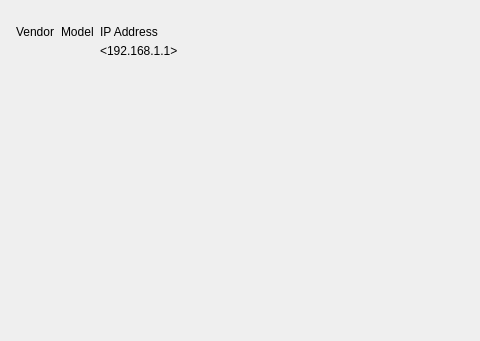
Before: the Qt Designer form client/nx_client_desktop/src/nx/client/desktop/resource_properties/camera/widgets/camera_info_widget.ui in networkoptix/nx_open, drawn with Qt 5; both pictures show x 0 to 480 and y 0 to 341 of the 1107 by 341 pixel window.
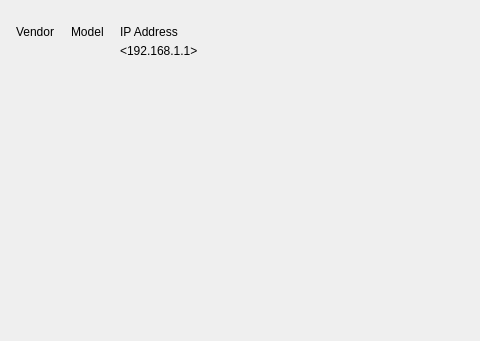
After: the same form once the commit is applied. Custom widgets are drawn as their Qt base class.

Commit message:
VMS-7661: New camera settings - increased spacing between Vendor, Model & IP columns
<==== Mercurial data ====>
Branch: vms

```diff
--- a/client/nx_client_desktop/src/nx/client/desktop/resource_properties/camera/widgets/camera_info_widget.ui
+++ b/client/nx_client_desktop/src/nx/client/desktop/resource_properties/camera/widgets/camera_info_widget.ui
@@ -45,6 +45,9 @@
        <property name="bottomMargin">
         <number>0</number>
        </property>
+       <property name="horizontalSpacing">
+        <number>16</number>
+       </property>
        <property name="verticalSpacing">
         <number>2</number>
        </property>
```
